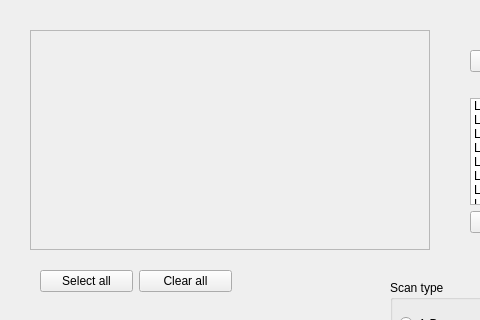
rsharankova/LinacDeviceScan, file gui_window.ui: the form before one commit; both pictures show x 0 to 480 and y 0 to 320 of the 1083 by 645 pixel window.
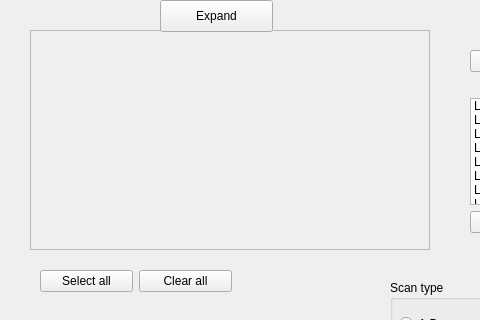
The form after the commit.

The edit to the form file:
```diff
--- a/gui_window.ui
+++ b/gui_window.ui
@@ -791,6 +791,19 @@
      </layout>
     </widget>
    </widget>
+   <widget class="QPushButton" name="expand1_pushButton">
+    <property name="geometry">
+     <rect>
+      <x>160</x>
+      <y>0</y>
+      <width>113</width>
+      <height>32</height>
+     </rect>
+    </property>
+    <property name="text">
+     <string>Expand</string>
+    </property>
+   </widget>
   </widget>
   <widget class="QMenuBar" name="menubar">
    <property name="geometry">
```
Left out of the diff: 17 changed lines with no effect on the pictures.
